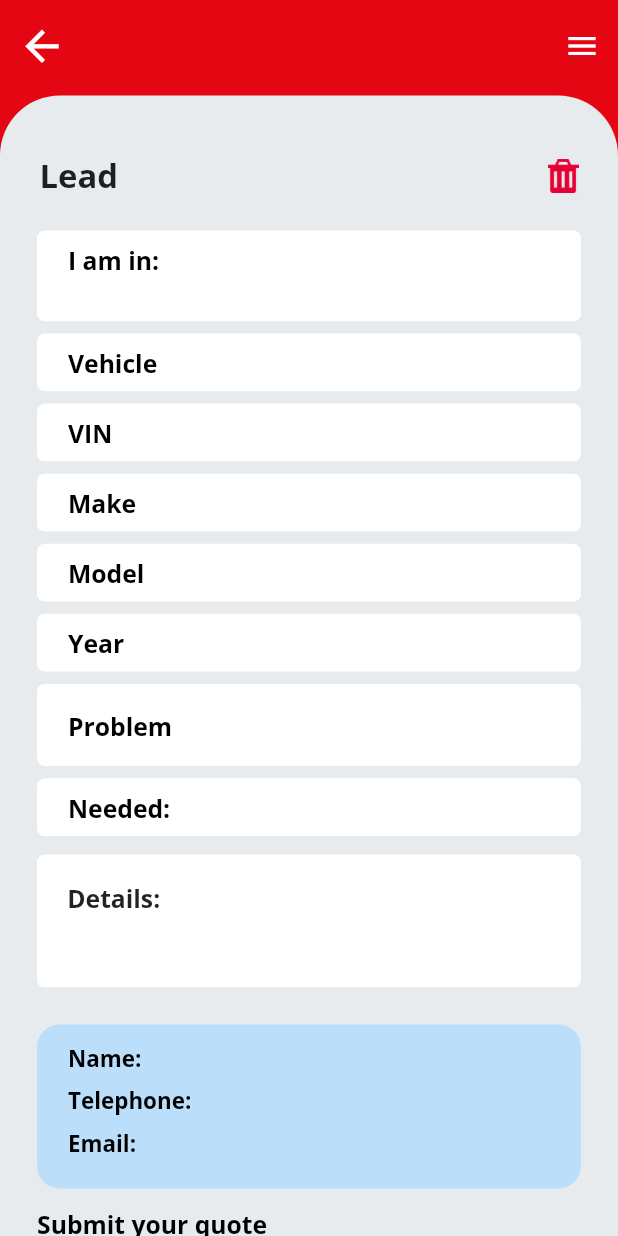
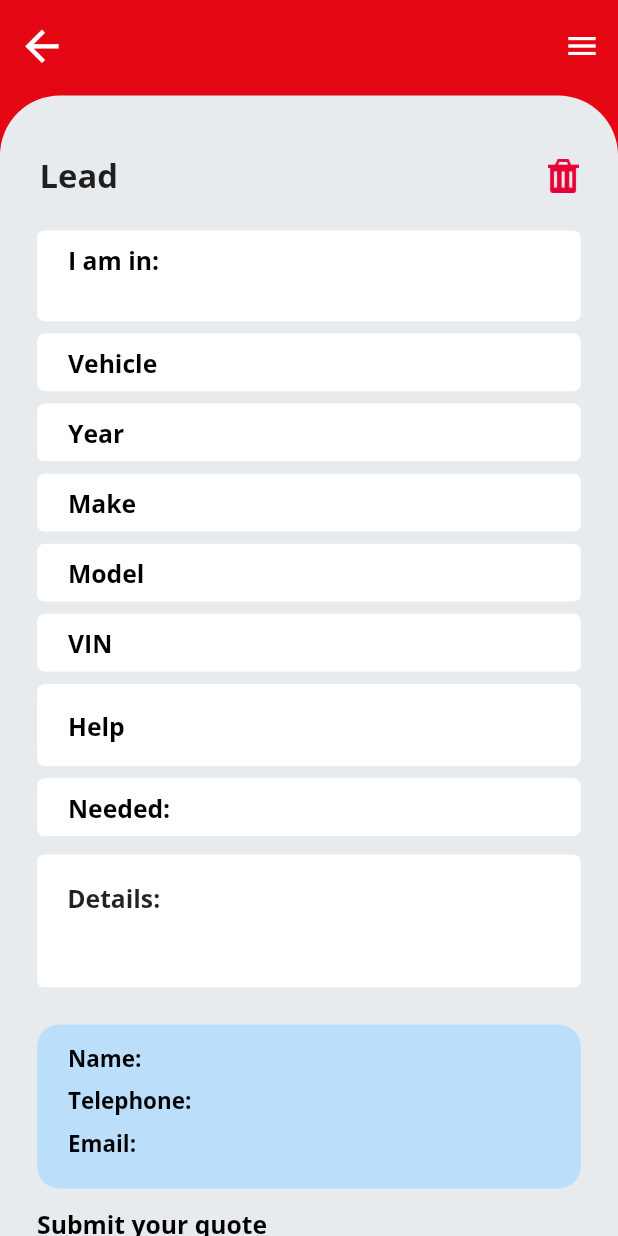
Before and after one commit to Splokhande/autolocksmith_rated, a Flutter app: the LeadsDetails widget shown alone on an empty page, opened directly with empty values, on a phone screen of 412 x 824 dp. Run offline on Flutter 3.47's test engine with Material 2 defaults, Android fonts, the phone set to English and light mode, and no system bars; our stand-ins replace badges, cached_network_image, connectivity, device_info_plus, dio, firebase_core and 8 more; missing offline and left inert: custom_progress_dialog, flutter_app_badger; accounts and stored records are empty.

Commit message:
fixed: Submit lead and UI issue

```diff
--- a/lib/Home/leads.dart
+++ b/lib/Home/leads.dart
@@ -291,6 +291,8 @@ class _MyLeadsState extends State<MyLeads> {
                                       loader.showLoader(
                                           "Fetching Details", context);
                                       LeadInfo leads = LeadInfo();
+                                      debugPrint(
+                                          'leads/${submittedLeads[i].id}');
                                       var body = await api.getData(
                                           "leads/${submittedLeads[i].id}/");
                                       loader.hideLoader(context);
@@ -557,15 +559,10 @@ class _LeadsDetailsState extends State<LeadsDetails> {
                       ),
                       SizedBox(height: 0.01.sh),
                       WhiteRowTextWidget(
-                        text:
-                            // widget.leads.quote.vehicleVin == "United States"
-                            //     ?
-                            "VIN"
-                        // : "Reg"
-                        ,
+                        text: "Year",
                         fontWeight: FontWeight.bold,
                         fontSize: titleSize,
-                        text2: widget.leads.quote.vehicleVin,
+                        text2: widget.leads.quote.vehicleYear,
                         fontSize2: 15.sp,
                       ),
                       SizedBox(height: 0.01.sh),
@@ -584,12 +581,19 @@ class _LeadsDetailsState extends State<LeadsDetails> {
                         text2: widget.leads.quote.vehicleModel,
                         fontSize2: 15.sp,
                       ),
+                      if (widget.leads.quote.vehicleVin != null)
                         SizedBox(height: 0.01.sh),
+                      if (widget.leads.quote.vehicleVin != null)
                         WhiteRowTextWidget(
-                        text: "Year",
+                          text:
+                              // widget.leads.quote.vehicleVin == "United States"
+                              //     ?
+                              "VIN"
+                          // : "Reg"
+                          ,
                           fontWeight: FontWeight.bold,
                           fontSize: titleSize,
-                        text2: widget.leads.quote.vehicleYear,
+                          text2: widget.leads.quote.vehicleVin,
                           fontSize2: 15.sp,
                         ),
                       SizedBox(height: 0.01.sh),
@@ -604,7 +608,7 @@ class _LeadsDetailsState extends State<LeadsDetails> {
                               height: 0.01.sh,
                             ),
                             WhiteRowTextWidget(
-                              text: "Problem",
+                              text: "Help",
                               fontWeight: FontWeight.bold,
                               fontSize: titleSize,
                               text2: "",
@@ -623,6 +627,11 @@ class _LeadsDetailsState extends State<LeadsDetails> {
                                           right: 0.05.sw,
                                           bottom: 10.h),
                                       child: Row(
+                                        // crossAxisAlignment:
+                                        //     CrossAxisAlignment.start,
+                                        // mainAxisAlignment:
+                                        //     MainAxisAlignment.start,
+                                        //     MainAxisAlignment.start,
                                         children: [
                                           Container(
                                               decoration: BoxDecoration(
@@ -642,12 +651,14 @@ class _LeadsDetailsState extends State<LeadsDetails> {
                                           SizedBox(
                                             width: 0.025.sw,
                                           ),
-                                          Text(
+                                          Expanded(
+                                            child: Text(
                                               widget.help[i],
                                               style: TextStyle(
                                                   color: Theme.of(context)
                                                       .canvasColor,
                                                   fontSize: 15.sp),
+                                            ),
                                           ),
                                         ],
                                       ),
@@ -710,7 +721,7 @@ class _LeadsDetailsState extends State<LeadsDetails> {
                           children: [
                             if (widget.leads.quote.imageList.length > 0)
                               WhiteRowTextWidget(
-                                text: "Image(s):",
+                                text: "Photo(s):",
                                 fontWeight: FontWeight.bold,
                                 fontSize: titleSize,
                                 text2: "",
@@ -1101,11 +1112,12 @@ class _LeadsDetailsState extends State<LeadsDetails> {
                                 API api = API();
                                 String quote = _quote.text;
                                 quote = quote.replaceAll("£", "psas");
-
+                                debugPrint(
+                                    '{"lead_id": ${widget.leads.lead.id}, "quote": $quote}');
                                 SharedPreferences sp =
                                     await SharedPreferences.getInstance();
                                 var body = await api.putData(
-                                    "submit-quote/${widget.id}/", {
+                                    "submit-quote/${widget.leads.quote.id}/", {
                                   "lead_id": widget.leads.lead.id,
                                   "quote": quote
                                 });
@@ -1250,7 +1262,7 @@ class _LeadsDetailsState extends State<LeadsDetails> {
                             : Container(
                                 decoration: BoxDecoration(
                                   borderRadius: BorderRadius.circular(10),
-                                  color: Color(0xff81b701),
+                                  color: Theme.of(context).primaryColor,
                                 ),
                                 child: Padding(
                                   padding: EdgeInsets.all(0.03.sw),
```
Lines whose indentation alone changed are shown as unchanged.
